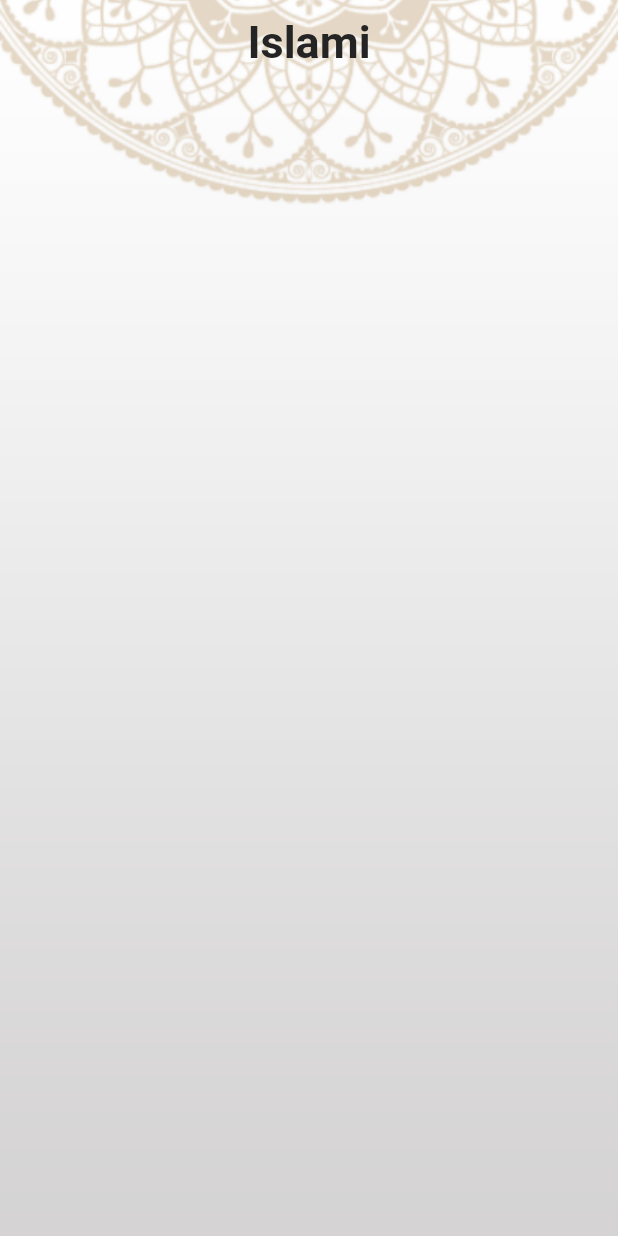
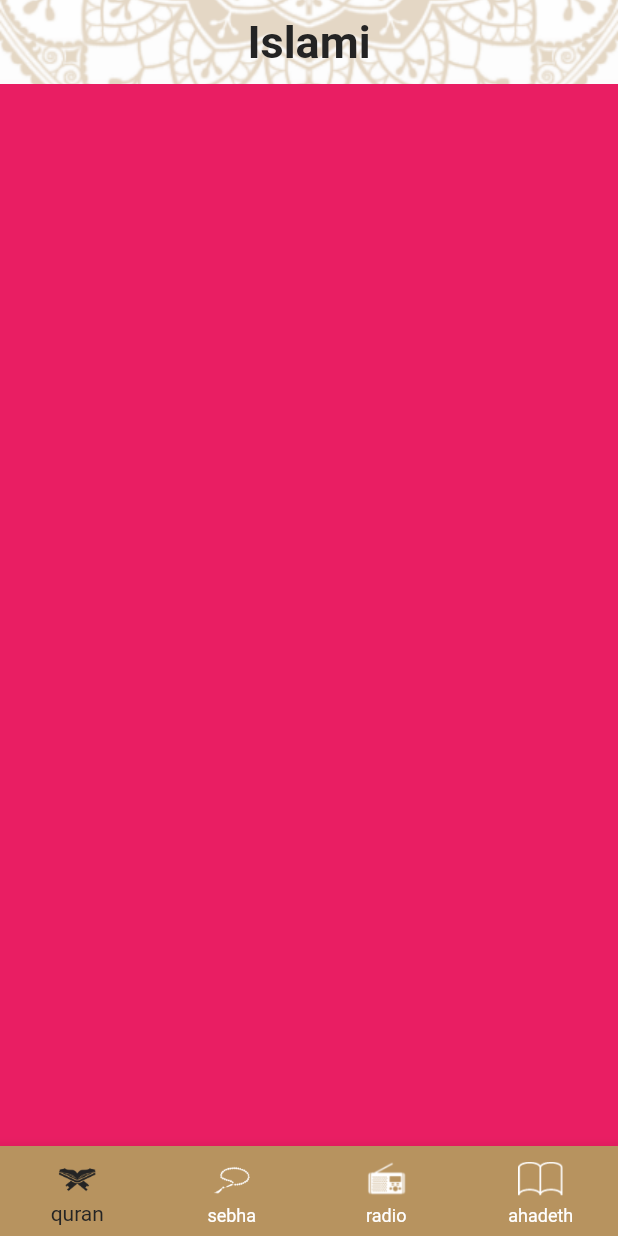
Before and after one commit to DoaaEssamM/islamic_project, a Flutter app: the screen it shows after launch, on a phone screen of 412 x 824 dp. Run offline on Flutter 3.47's test engine with Material 2 defaults, Android fonts, the phone set to English and light mode, and no system bars.

Commit message:
add bottom nav bar

```diff
--- a/lib/home_screen.dart
+++ /dev/null
@@ -1,26 +0,0 @@
-import 'package:flutter/material.dart';
-
-class HomeScreen extends StatelessWidget {
-  static const String routeName = 'home_screen';
-  @override
-  Widget build(BuildContext context) {
-    return Stack(
-      children: [
-        Image.asset(
-          'assets/images/main_background.png',
-          width: double.infinity,
-          fit: BoxFit.fitWidth,
-        ),
-        Scaffold(
-          backgroundColor: Colors.transparent,
-          appBar: AppBar(
-            title: Text(
-              'Islami',
-              style: Theme.of(context).textTheme.headline1,
-            ),
-          ),
-        ),
-      ],
-    );
-  }
-}
--- /dev/null
+++ b/lib/home_screen/home.dart
@@ -0,0 +1,62 @@
+import 'package:flutter/material.dart';
+import 'package:islamic/home_screen/ahadeth.dart';
+import 'package:islamic/home_screen/quran.dart';
+import 'package:islamic/home_screen/radio.dart';
+import 'package:islamic/home_screen/sebha.dart';
+import 'package:islamic/my_theme.dart';
+
+class HomeScreen extends StatefulWidget {
+  static const String routeName = 'home';
+
+  @override
+  State<HomeScreen> createState() => _HomeScreenState();
+}
+
+class _HomeScreenState extends State<HomeScreen> {
+  int currentIndex =0;
+
+  @override
+  Widget build(BuildContext context) {
+    return Stack(
+      children: [
+        Image.asset(
+          'assets/images/main_background.png',
+          width: double.infinity,
+          fit: BoxFit.fitWidth,
+        ),
+        Scaffold(
+          backgroundColor: Colors.transparent,
+          appBar: AppBar(
+            title: Text(
+              'Islami',
+              style: Theme.of(context).textTheme.headline1,
+            ),
+          ),
+          bottomNavigationBar: BottomNavigationBar(
+            currentIndex:currentIndex,
+            onTap: (index){
+              currentIndex = index;
+              setState(() {
+
+              });
+            },
+            type: BottomNavigationBarType.fixed,
+            items: [
+            BottomNavigationBarItem(icon: ImageIcon(AssetImage('assets/images/quran.png'),size: 30,), label: 'quran', ),
+            BottomNavigationBarItem(icon: ImageIcon(AssetImage('assets/images/sebha.png'),size: 30), label: 'sebha', ),
+            BottomNavigationBarItem(icon: ImageIcon(AssetImage('assets/images/radio.png'),size: 30,), label: 'radio',),
+            BottomNavigationBarItem(icon: ImageIcon(AssetImage('assets/images/ahadeth.png'),size: 30,), label: 'ahadeth',),
+          ],),
+          body: tabs[currentIndex],
+        ),
+      ],
+    );
+  }
+  List<Widget> tabs=[
+    QuranTab(),
+    RadioTab(),
+    SebhaTab(),
+    AhadethTab(),
+
+  ];
+}
--- /dev/null
+++ b/lib/home_screen/quran.dart
@@ -0,0 +1,12 @@
+import 'package:flutter/material.dart';
+
+class QuranTab extends StatelessWidget {
+  const QuranTab({Key? key}) : super(key: key);
+
+  @override
+  Widget build(BuildContext context) {
+    return Container(
+      color: Colors.pink,
+    );
+  }
+}
--- a/lib/main.dart
+++ b/lib/main.dart
@@ -1,5 +1,5 @@
 import 'package:flutter/material.dart';
-import 'package:islamic/home_screen.dart';
+import 'package:islamic/home_screen/home.dart';
 import 'package:islamic/my_theme.dart';
 
 void main() {
--- a/lib/my_theme.dart
+++ b/lib/my_theme.dart
@@ -22,6 +22,11 @@ class MyThemeData {
         color: colorGold,
       ),
     ),
+    bottomNavigationBarTheme: BottomNavigationBarThemeData(
+      backgroundColor: colorGold,
+      selectedItemColor: colorBlack,
+      unselectedItemColor: Colors.white
+    )
   );
 
   static ThemeData darkTheme = ThemeData(
```
Also changed, not shown: lib/home_screen/ahadeth.dart (added, +12 -0 lines), lib/home_screen/radio.dart (added, +12 -0 lines), lib/home_screen/sebha.dart (added, +12 -0 lines), assets/images/2.0x/ahadeth@2x.png (added), assets/images/2.0x/quran@2x.png (added), assets/images/2.0x/radio@2x.png (added), assets/images/2.0x/sebha@2x.png (added), assets/images/ahadeth.png (added), assets/images/ahadeth@3x.png (added), assets/images/quran.png (added), assets/images/quran@3x.png (added), assets/images/radio.png (added), assets/images/radio@3x.png (added), assets/images/sebha.png (added), 1 more files.
